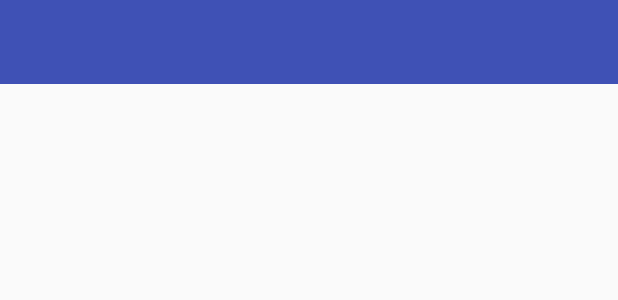
After one commit to affanjilani/MALAC, an Android app: the layout activity_toolbar.xml on its own in the app's theme, with its tools: preview values and no code run, on a phone screen of 412 x 824 dp. The commit adds this screen. Shown: the top 300 px of the screen. Run offline under Robolectric (Android 15) with nearby library versions, the phone set to English and light mode, and no system bars.

Commit message:
Changed Android Manifest, string.xml, and added activity_toolbar.xml

```diff
--- a/MALACFE/app/src/main/AndroidManifest.xml
+++ b/MALACFE/app/src/main/AndroidManifest.xml
@@ -2,16 +2,18 @@
 <manifest xmlns:android="http://schemas.android.com/apk/res/android"
     package="malac.com.malacfe" >
 
+    <uses-permission android:name="android.permission.WRITE_EXTERNAL_STORAGE"/>
+
     <application
         android:allowBackup="true"
         android:icon="@mipmap/ic_launcher"
-        android:label="@string/app_name"
+        android:label="MALACFE"
         android:roundIcon="@mipmap/ic_launcher_round"
         android:supportsRtl="true"
         android:theme="@style/AppTheme" >
         <activity
             android:name=".MainActivity"
-            android:label="@string/app_name"
+            android:label="MALACFE"
             android:theme="@style/AppTheme.NoActionBar" >
             <intent-filter>
                 <action android:name="android.intent.action.MAIN" />
--- /dev/null
+++ b/MALACFE/app/src/main/res/layout/activity_toolbar.xml
@@ -0,0 +1,16 @@
+<RelativeLayout xmlns:android="http://schemas.android.com/apk/res/android"
+    xmlns:app="http://schemas.android.com/apk/res-auto"
+    xmlns:tools="http://schemas.android.com/tools"
+    android:layout_width="match_parent"
+    android:layout_height="wrap_content"
+    tools:context="@string/app_name">
+
+    <android.support.v7.widget.Toolbar
+        android:id="@+id/toolbar"
+        android:layout_width="match_parent"
+        android:layout_height="?attr/actionBarSize"
+        android:background="?attr/colorPrimary"
+        android:theme="@style/AppTheme"
+        app:popupTheme="@style/AppTheme" />
+
+</RelativeLayout>
--- a/MALACFE/app/src/main/res/values/strings.xml
+++ b/MALACFE/app/src/main/res/values/strings.xml
@@ -1,4 +1,10 @@
 <resources>
     <string name="app_name">MALACFE</string>
     <string name="action_settings">Settings</string>
+    <string name="hello_world">Hello world!</string>
+    <string name="hint_sign">Get Signature</string>
+    <string name="dialog_title">SIGN HERE</string>
+    <string name="hint_cancel">Cancel</string>
+    <string name="hint_clear">Clear</string>
+    <string name="hint_save">Save</string>
 </resources>
```
